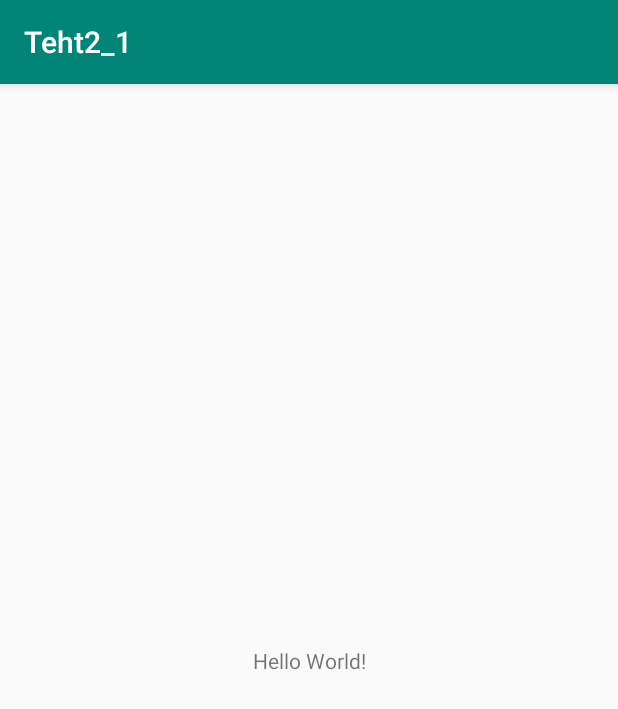
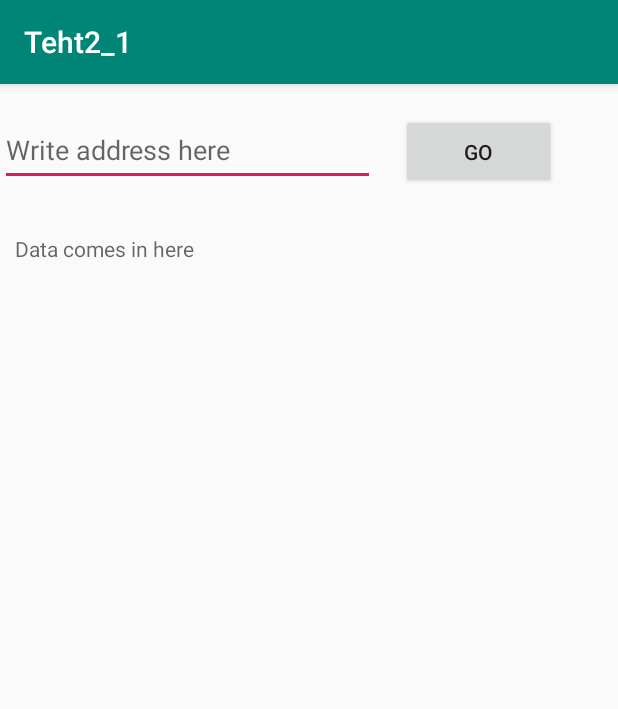
Before and after one commit to kontuniko/Labra2_tehtava1, an Android app: the screen it shows after launch (MainActivity), on a phone screen of 412 x 824 dp. Shown: the top 709 px of the screen. Run offline under Robolectric (Android 15) with nearby library versions, the phone set to English and light mode, and no system bars.

```diff
--- a/Teht2_1/app/src/main/AndroidManifest.xml
+++ b/Teht2_1/app/src/main/AndroidManifest.xml
@@ -1,6 +1,8 @@
 <?xml version="1.0" encoding="utf-8"?>
 <manifest xmlns:android="http://schemas.android.com/apk/res/android"
     package="fi.mobtietoliikenne.teht2_1">
+
+    <uses-permission android:name="android.permission.INTERNET"/>
 
     <application
         android:allowBackup="true"
--- a/Teht2_1/app/src/main/java/fi/mobtietoliikenne/teht2_1/MainActivity.java
+++ b/Teht2_1/app/src/main/java/fi/mobtietoliikenne/teht2_1/MainActivity.java
@@ -2,13 +2,53 @@ package fi.mobtietoliikenne.teht2_1;
 
 import androidx.appcompat.app.AppCompatActivity;
 
+import android.os.AsyncTask;
 import android.os.Bundle;
+import android.util.Log;
+import android.view.View;
+import android.widget.EditText;
+import android.widget.TextView;
 
-public class MainActivity extends AppCompatActivity {
+import org.w3c.dom.Text;
+
+import java.io.BufferedReader;
+import java.io.IOException;
+import java.io.InputStream;
+import java.io.InputStreamReader;
+import java.net.HttpURLConnection;
+import java.net.MalformedURLException;
+import java.net.URL;
+import java.util.concurrent.ExecutionException;
+
+public class MainActivity extends AppCompatActivity implements View.OnClickListener {
+
+    private EditText etAddressInput;
+    TextView tvDataOutput;
 
     @Override
     protected void onCreate(Bundle savedInstanceState) {
         super.onCreate(savedInstanceState);
         setContentView(R.layout.activity_main);
+
+        findViewById(R.id.btnStartNavigation).setOnClickListener(this);
+        tvDataOutput = (TextView) findViewById(R.id.tvDataOutput);
+
+        //DownloadTask downloadTask = new DownloadTask();
+
+
+    }
+
+    @Override
+    public void onClick(View view) {
+        DownloadTask task = new DownloadTask();
+        EditText editText = findViewById(R.id.etAddress);
+        try {
+            String vastaus = task.execute(editText.getText().toString()).get();
+            tvDataOutput.setText(vastaus);
+        } catch (ExecutionException e) {
+            e.printStackTrace();
+        } catch (InterruptedException e) {
+            e.printStackTrace();
+        }
     }
 }
--- a/Teht2_1/app/src/main/res/layout/activity_main.xml
+++ b/Teht2_1/app/src/main/res/layout/activity_main.xml
@@ -4,15 +4,46 @@
     xmlns:tools="http://schemas.android.com/tools"
     android:layout_width="match_parent"
     android:layout_height="match_parent"
+    android:orientation="vertical"
     tools:context=".MainActivity">
 
-    <TextView
-        android:layout_width="wrap_content"
-        android:layout_height="wrap_content"
-        android:text="Hello World!"
-        app:layout_constraintBottom_toBottomOf="parent"
-        app:layout_constraintLeft_toLeftOf="parent"
-        app:layout_constraintRight_toRightOf="parent"
+    <Button
+        android:id="@+id/btnStartNavigation"
+        android:layout_width="103dp"
+        android:layout_height="50dp"
+        android:layout_marginTop="20dp"
+        android:text="GO"
+        app:layout_constraintEnd_toEndOf="parent"
+        app:layout_constraintHorizontal_bias="0.291"
+        app:layout_constraintLeft_toLeftOf="@+id/etAddress"
+        app:layout_constraintStart_toEndOf="@+id/etAddress"
         app:layout_constraintTop_toTopOf="parent" />
 
+    <EditText
+        android:id="@+id/etAddress"
+        android:layout_width="250dp"
+        android:layout_height="48dp"
+        android:layout_marginTop="20dp"
+        android:hint="Write address here"
+        app:layout_constraintRight_toRightOf="@+id/btnStartNavigation"
+        app:layout_constraintStart_toStartOf="parent"
+        app:layout_constraintTop_toTopOf="parent" />
+    <LinearLayout
+        android:layout_width="match_parent"
+        android:layout_height="match_parent"
+        android:layout_marginTop="100dp"
+        android:layout_marginRight="10dp"
+        android:layout_marginLeft="10dp">
+
+        <TextView
+            android:id="@+id/tvDataOutput"
+            android:layout_width="399dp"
+            android:layout_height="620dp"
+            android:hint="Data comes in here"
+            app:layout_constraintBottom_toBottomOf="parent"
+            app:layout_constraintLeft_toLeftOf="parent"
+            app:layout_constraintRight_toRightOf="parent"
+            app:layout_constraintTop_toBottomOf="@+id/btnStartNavigation" />
+    </LinearLayout>
+
 </androidx.constraintlayout.widget.ConstraintLayout>
```
Also changed, not shown: Teht2_1/app/src/main/java/fi/mobtietoliikenne/teht2_1/DownloadTask.java (added, +58 -0 lines).
